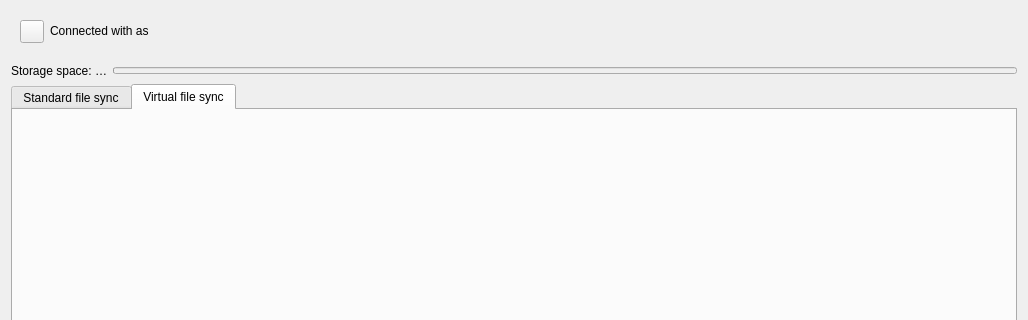
Old version of the form src/gui/accountsettings.ui in the repository nextmcloud/desktop; both pictures show x 0 to 1028 and y 0 to 320 of the 1028 by 871 pixel window.
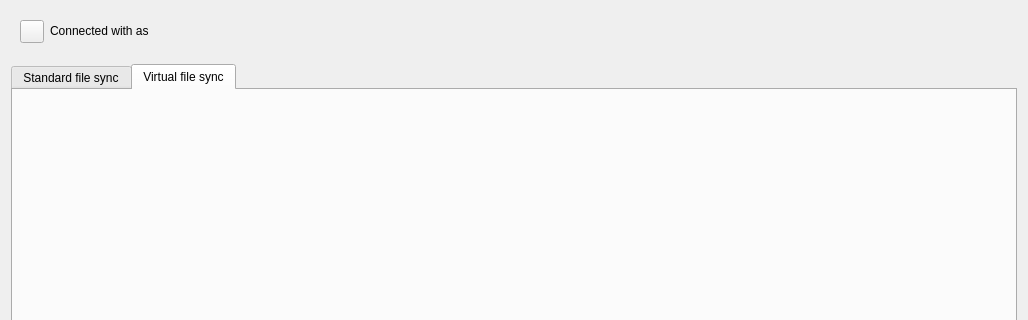
New version of the form. Custom widgets are drawn as their Qt base class.

Commit message: new quota text widget

The edit to the form file:
```diff
--- a/src/gui/accountsettings.ui
+++ b/src/gui/accountsettings.ui
@@ -14,7 +14,7 @@
    <string notr="true">Form</string>
   </property>
   <layout class="QGridLayout" name="gridLayout">
-   <item row="2" column="0">
+   <item row="3" column="0">
     <layout class="QHBoxLayout" name="storageGroupBox">
      <item>
       <widget class="QLabel" name="quotaInfoLabel">
```
Left out of the diff: 19 changed lines with no effect on the pictures. The commit also changes 3 other files.
